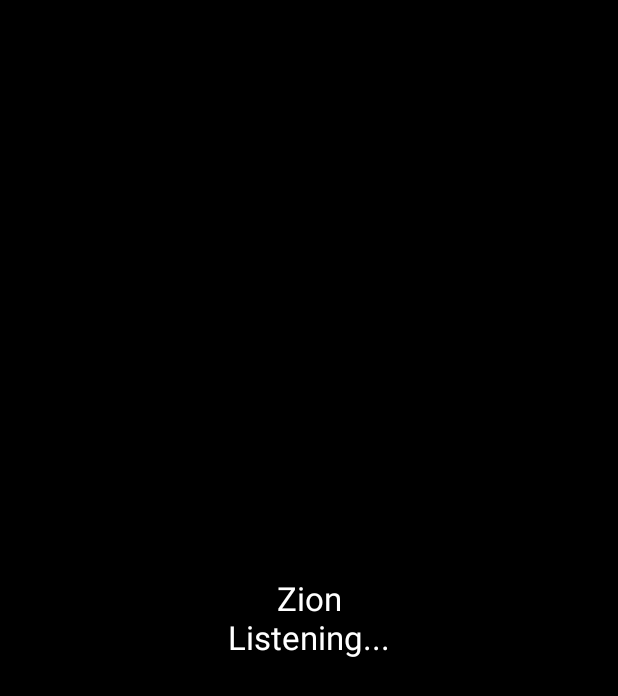
After one commit to Krishna1694/HF-mobile, an Android app: the AssistantOverlayActivity screen opened directly, with no data from a screen before it, on a phone screen of 412 x 824 dp. The commit adds this screen. Shown: the top 696 px of the screen. Run offline under Robolectric (Android 15) with nearby library versions, the phone set to English and light mode, and no system bars.

Commit message:
working overlay created

```diff
--- /dev/null
+++ b/app/src/main/java/com/zion/mobile/AssistantOverlayActivity.kt
@@ -0,0 +1,26 @@
+package com.zion.mobile
+
+import android.app.Activity
+import android.graphics.Color
+import android.os.Bundle
+import android.view.Gravity
+import android.widget.TextView
+
+class AssistantOverlayActivity : Activity() {
+
+    override fun onCreate(savedInstanceState: Bundle?) {
+        super.onCreate(savedInstanceState)
+
+        val text = TextView(this).apply {
+            text = "Zion\nListening..."
+            textSize = 22f
+            setTextColor(Color.WHITE)
+            gravity = Gravity.CENTER
+            setBackgroundColor(Color.BLACK)
+        }
+
+        setContentView(text)
+
+        window.setGravity(Gravity.BOTTOM)
+    }
+}
--- a/app/src/main/res/values/styles.xml
+++ b/app/src/main/res/values/styles.xml
@@ -4,4 +4,12 @@
         <item name="android:fontFamily">sans</item>
         <item name="android:colorAccent">#000000</item>
     </style>
+
+    <style name="Theme.App.TransparentOverlay" parent="android:style/Theme.Material.Light.NoActionBar">
+        <item name="android:windowIsTranslucent">true</item>
+        <item name="android:windowBackground">@android:color/transparent</item>
+        <item name="android:windowNoTitle">true</item>
+        <item name="android:backgroundDimEnabled">false</item>
+    </style>
+
 </resources>
--- a/app/src/main/res/xml/voice_interaction_service.xml
+++ b/app/src/main/res/xml/voice_interaction_service.xml
@@ -2,5 +2,4 @@
 <voice-interaction-service
     xmlns:android="http://schemas.android.com/apk/res/android"
     android:sessionService="com.zion.mobile.HFVoiceInteractionSessionService"
-    android:recognitionService="com.zion.mobile.HFRecognitionService"
     android:supportsAssist="true" />
```
Also changed, not shown: app/src/main/AndroidManifest.xml (+13 -4 lines), app/src/main/java/com/zion/mobile/HFRecognitionService.kt (deleted, +0 -19 lines), app/src/main/java/com/zion/mobile/HFVoiceInteractionSession.kt (+58 -12 lines), app/src/main/java/com/zion/mobile/MainActivity.kt (+0 -22 lines), 111 other files.
